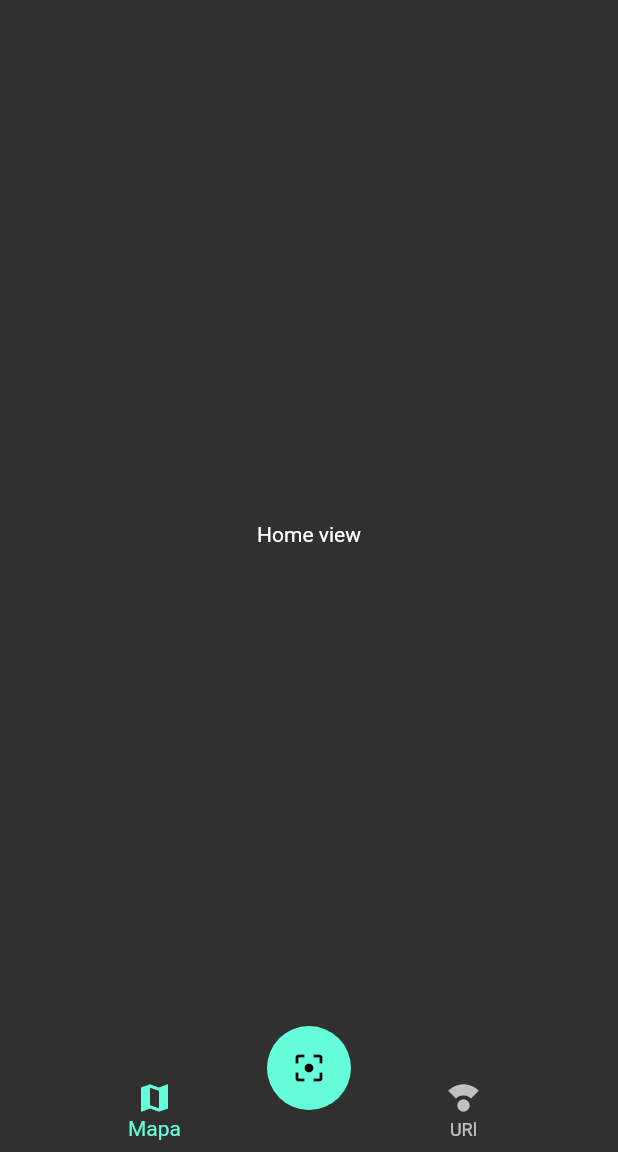
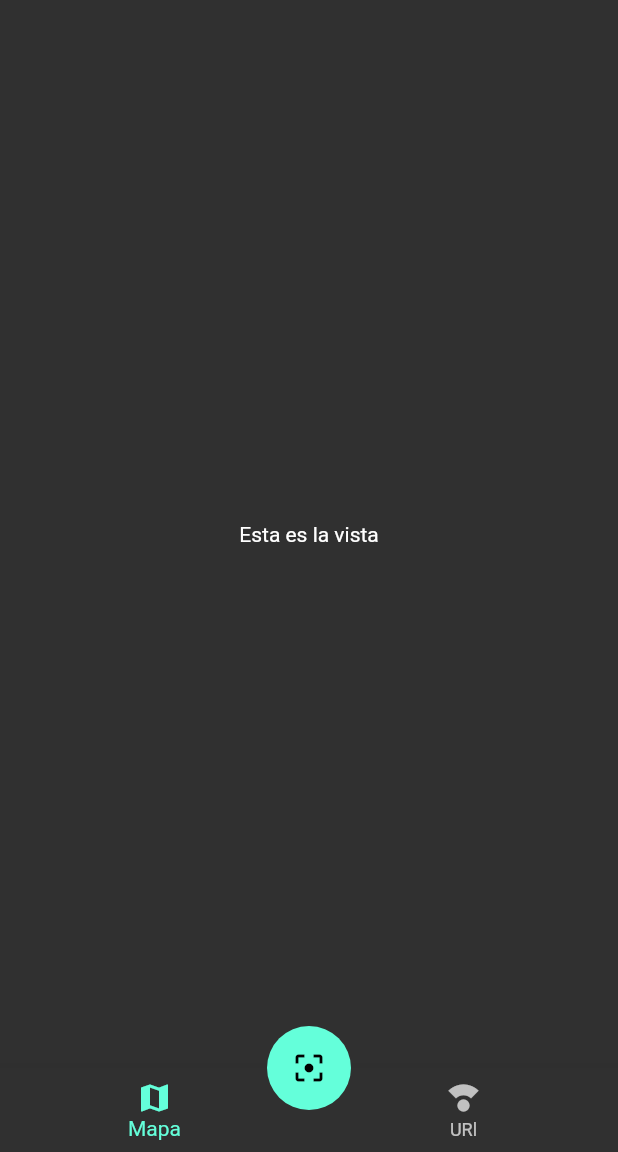
Before and after one commit to Thorzila/Scan-QR-, a Flutter app: the screen it shows after launch, on a phone screen of 412 x 824 dp, the part 84-1236 px from its top. Run offline on Flutter 3.47's test engine with Material 2 defaults, Android fonts, the phone set to English and light mode, and no system bars; our stand-ins replace get.

Commit message:
GetX controller to manage views implemented

```diff
--- a/lib/main.dart
+++ b/lib/main.dart
@@ -1,4 +1,5 @@
 import 'package:flutter/material.dart';
+import 'package:get/get.dart';
 import 'package:flutter_application_1/src/views/ui/home.dart';
 import 'package:flutter_application_1/src/views/ui/map.dart';
 
@@ -7,7 +8,7 @@ void main() => runApp(MyApp());
 class MyApp extends StatelessWidget {
   @override
   Widget build(BuildContext context) {
-    return MaterialApp(
+    return GetMaterialApp(
       debugShowCheckedModeBanner: false,
       title: 'QR Reader',
       theme: ThemeData.dark(),
--- /dev/null
+++ b/lib/src/Controller/controllerUiGetX.dart
@@ -0,0 +1,15 @@
+import 'package:get/get.dart';
+
+class ControllerUi extends GetxController {
+
+  var _index = 0;
+
+  getIndex(){
+    return _index;
+  }
+
+  setIndex(int i) {
+    _index = i;
+    update();
+  }
+}
--- a/lib/src/views/ui/home.dart
+++ b/lib/src/views/ui/home.dart
@@ -1,4 +1,9 @@
 import 'package:flutter/material.dart';
+import 'package:get/get.dart';
+import 'package:flutter_application_1/src/Controller/controllerUiGetX.dart';
+
+import 'package:flutter_application_1/src/views/ui/maps.dart';
+import 'package:flutter_application_1/src/views/ui/sitesUrls.dart';
 import 'package:flutter_application_1/src/views/utils/navigationBar.dart';
 import 'package:flutter_application_1/src/views/utils/scanButton.dart';
 
@@ -17,12 +22,26 @@ class Home extends StatelessWidget {
           )
         ],
       ),
-      body: Center(
-        child: Text('Home view'),
-      ),
+      body: _ViewSelected(),
       bottomNavigationBar: NavigationBar(),
       floatingActionButton: ScanButton(),
       floatingActionButtonLocation: FloatingActionButtonLocation.centerDocked,
     );
   }
 }
+
+class _ViewSelected extends StatelessWidget {
+  @override
+  Widget build(BuildContext context) {
+    return GetBuilder<ControllerUi>(
+      init: ControllerUi(),
+      builder: (value){
+        if(value.getIndex() == 0){
+          return Maps();
+        }else{
+          return SitesUrls();
+        }
+      }
+    );
+  }
+}
--- /dev/null
+++ b/lib/src/views/ui/maps.dart
@@ -0,0 +1,12 @@
+import 'package:flutter/material.dart';
+
+class Maps extends StatelessWidget {
+  @override
+  Widget build(BuildContext context) {
+    return Scaffold(
+      body: Center(
+        child: Text('Esta es la vista'),
+      ),
+    );
+  }
+}
--- /dev/null
+++ b/lib/src/views/ui/sitesUrls.dart
@@ -0,0 +1,12 @@
+import 'package:flutter/material.dart';
+
+class SitesUrls extends StatelessWidget {
+  @override
+  Widget build(BuildContext context) {
+    return Scaffold(
+      body: Center(
+        child: Text('urls view'),
+      ),
+    );
+  }
+}
--- a/lib/src/views/utils/navigationBar.dart
+++ b/lib/src/views/utils/navigationBar.dart
@@ -1,9 +1,32 @@
 import 'package:flutter/material.dart';
+import 'package:get/get.dart';
+import 'package:flutter_application_1/src/Controller/controllerUiGetX.dart';
+
 
 class NavigationBar extends StatelessWidget {
   @override
   Widget build(BuildContext context) {
-    return BottomNavigationBar(
+    return GetBuilder<ControllerUi>(
+      init: ControllerUi(),
+      builder: (value) => BottomNavigationBar(
+        onTap: (int i) => value.setIndex(i),
+        currentIndex: value.getIndex(),
+        items: [
+          BottomNavigationBarItem(
+            icon: Icon(Icons.map),
+            label: 'Mapa'
+          ),
+          BottomNavigationBarItem(
+            icon: Icon(Icons.compass_calibration),
+            label: 'URl'
+          )
+        ],
+      ),
+    );
+
+
+    /*BottomNavigationBar(
+      currentIndex: 0,
       items: [
         BottomNavigationBarItem(
           icon: Icon(Icons.map),
@@ -14,6 +37,6 @@ class NavigationBar extends StatelessWidget {
           label: 'URl'
         )
       ],
-    );
+    );*/
   }
 }
--- a/pubspec.yaml
+++ b/pubspec.yaml
@@ -28,6 +28,7 @@ dependencies:
   # The following adds the Cupertino Icons font to your application.
   # Use with the CupertinoIcons class for iOS style icons.
   cupertino_icons: ^1.0.2
+  get: ^4.1.3
 
 dev_dependencies:
   flutter_test:
```
Also changed, not shown: pubspec.lock, 1 other file.
